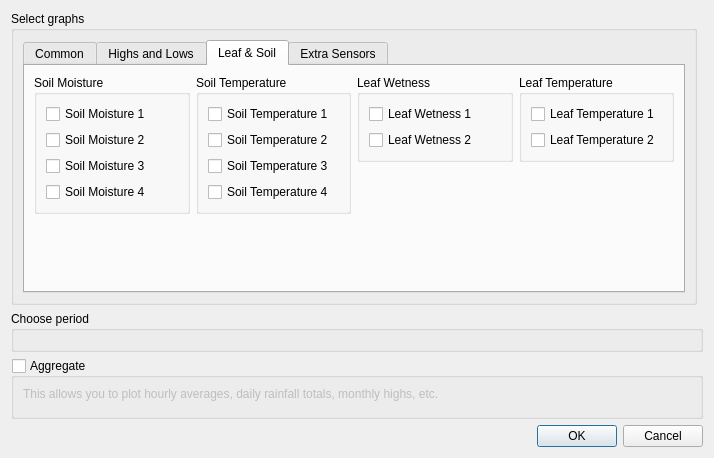
Old version of the form desktop/charts/chartoptionsdialog.ui in the repository davidrg/zxweather.
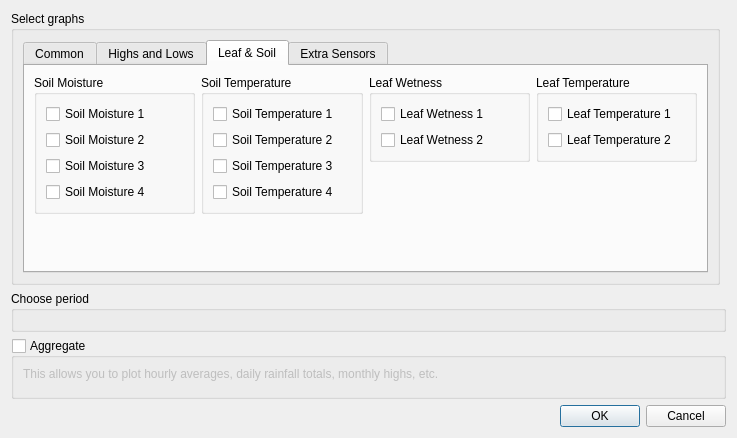
New version of the form. The open tabs and pages were chosen to show the change. Icons and pictures are not drawn. Custom widgets are drawn as their Qt base class.

The edit to the form file:
```diff
--- a/desktop/charts/chartoptionsdialog.ui
+++ b/desktop/charts/chartoptionsdialog.ui
@@ -187,7 +187,7 @@
               <property name="sizeHint" stdset="0">
                <size>
                 <width>20</width>
-                <height>40</height>
+                <height>0</height>
                </size>
               </property>
              </spacer>
@@ -353,8 +353,8 @@
               </property>
               <property name="sizeHint" stdset="0">
                <size>
-                <width>20</width>
-                <height>40</height>
+                <width>0</width>
+                <height>0</height>
                </size>
               </property>
              </spacer>
@@ -502,8 +502,8 @@
               </property>
               <property name="sizeHint" stdset="0">
                <size>
-                <width>20</width>
-                <height>40</height>
+                <width>0</width>
+                <height>0</height>
                </size>
               </property>
              </spacer>
@@ -548,8 +548,8 @@
               </property>
               <property name="sizeHint" stdset="0">
                <size>
-                <width>20</width>
-                <height>40</height>
+                <width>0</width>
+                <height>0</height>
                </size>
               </property>
              </spacer>
@@ -594,8 +594,8 @@
               </property>
               <property name="sizeHint" stdset="0">
                <size>
-                <width>20</width>
-                <height>40</height>
+                <width>0</width>
+                <height>0</height>
                </size>
               </property>
              </spacer>
@@ -612,8 +612,8 @@
             </property>
             <property name="sizeHint" stdset="0">
              <size>
-              <width>40</width>
-              <height>20</height>
+              <width>178</width>
+              <height>0</height>
              </size>
             </property>
            </spacer>
@@ -625,35 +625,12 @@
           <string>Leaf &amp;&amp; Soil</string>
          </attribute>
          <layout class="QGridLayout" name="gridLayout_6">
-          <item row="0" column="3">
-           <widget class="QGroupBox" name="verticalGroupBox_11">
-            <property name="title">
-             <string>Leaf Temperature</string>
-            </property>
-            <layout class="QVBoxLayout" name="verticalLayout_12">
-             <item>
-              <widget class="QCheckBox" name="cbLeafTemperature1">
-               <property name="text">
-                <string>Leaf Temperature 1</string>
-               </property>
-              </widget>
-             </item>
-             <item>
-              <widget class="QCheckBox" name="cbLeafTemperature2">
-               <property name="text">
-                <string>Leaf Temperature 2</string>
-               </property>
-              </widget>
-             </item>
-            </layout>
-           </widget>
-          </item>
           <item row="0" column="0" rowspan="2">
            <widget class="QGroupBox" name="gbSoilMoisture">
             <property name="title">
              <string>Soil Moisture</string>
             </property>
-            <layout class="QVBoxLayout" name="verticalLayout_9">
+            <layout class="QVBoxLayout" name="layoutSoilMoisture">
              <item>
               <widget class="QCheckBox" name="cbSoilMoisture1">
                <property name="text">
@@ -685,12 +662,35 @@
             </layout>
            </widget>
           </item>
+          <item row="0" column="3">
+           <widget class="QGroupBox" name="gbLeafTemperature">
+            <property name="title">
+             <string>Leaf Temperature</string>
+            </property>
+            <layout class="QVBoxLayout" name="layoutLeafTemperature">
+             <item>
+              <widget class="QCheckBox" name="cbLeafTemperature1">
+               <property name="text">
+                <string>Leaf Temperature 1</string>
+               </property>
+              </widget>
+             </item>
+             <item>
+              <widget class="QCheckBox" name="cbLeafTemperature2">
+               <property name="text">
+                <string>Leaf Temperature 2</string>
+               </property>
+              </widget>
+             </item>
+            </layout>
+           </widget>
+          </item>
           <item row="0" column="1" rowspan="2">
-           <widget class="QGroupBox" name="verticalGroupBox_9">
+           <widget class="QGroupBox" name="gbSoilTemperature">
             <property name="title">
              <string>Soil Temperature</string>
             </property>
-            <layout class="QVBoxLayout" name="gbSoilTemperature">
+            <layout class="QVBoxLayout" name="layoutSoilTemperature">
              <item>
               <widget class="QCheckBox" name="cbSoilTemperature1">
                <property name="text">
@@ -722,12 +722,25 @@
             </layout>
            </widget>
           </item>
+          <item row="1" column="2" rowspan="2">
+           <spacer name="verticalSpacer_7">
+            <property name="orientation">
+             <enum>Qt::Vertical</enum>
+            </property>
+            <property name="sizeHint" stdset="0">
+             <size>
+              <width>0</width>
+              <height>40</height>
+             </size>
+            </property>
+           </spacer>
+          </item>
           <item row="0" column="2">
            <widget class="QGroupBox" name="gbLeafWetness">
             <property name="title">
              <string>Leaf Wetness</string>
             </property>
-            <layout class="QVBoxLayout" name="verticalLayout_11">
+            <layout class="QVBoxLayout" name="layoutLeafWetness">
              <item>
               <widget class="QCheckBox" name="cbLeafWetness1">
                <property name="text">
@@ -752,20 +765,7 @@
             </property>
             <property name="sizeHint" stdset="0">
              <size>
-              <width>20</width>
-              <height>40</height>
-             </size>
-            </property>
-           </spacer>
-          </item>
-          <item row="1" column="2" rowspan="2">
-           <spacer name="verticalSpacer_7">
-            <property name="orientation">
-             <enum>Qt::Vertical</enum>
-            </property>
-            <property name="sizeHint" stdset="0">
-             <size>
-              <width>20</width>
+              <width>0</width>
               <height>40</height>
              </size>
             </property>
@@ -795,11 +795,11 @@
            </spacer>
           </item>
           <item row="0" column="1">
-           <widget class="QGroupBox" name="verticalGroupBox_13">
+           <widget class="QGroupBox" name="gbExtraHumidity">
             <property name="title">
              <string>Humidity</string>
             </property>
-            <layout class="QVBoxLayout" name="gbExtraHumidity">
+            <layout class="QVBoxLayout" name="lExtraHumidity">
              <item>
               <widget class="QCheckBox" name="cbExtraHumidity1">
                <property name="text">
@@ -818,11 +818,11 @@
            </widget>
           </item>
           <item row="0" column="0" rowspan="2">
-           <widget class="QGroupBox" name="verticalGroupBox_12">
+           <widget class="QGroupBox" name="gbExtraTemperature">
             <property name="title">
              <string>Temperature</string>
             </property>
-            <layout class="QVBoxLayout" name="gbExtraTemperature">
+            <layout class="QVBoxLayout" name="lExtraTemperature">
              <item>
               <widget class="QCheckBox" name="cbExtraTemperature1">
                <property name="text">
@@ -854,7 +854,7 @@
             </property>
             <property name="sizeHint" stdset="0">
              <size>
-              <width>20</width>
+              <width>0</width>
               <height>40</height>
              </size>
             </property>
@@ -867,7 +867,7 @@
             </property>
             <property name="sizeHint" stdset="0">
              <size>
-              <width>20</width>
+              <width>0</width>
               <height>40</height>
              </size>
             </property>
```
